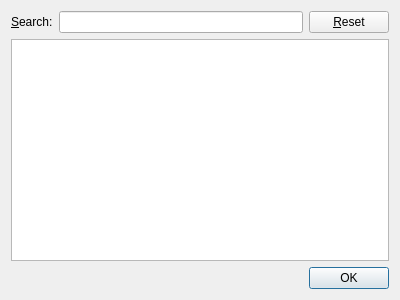
Qt form log_dialog.ui (hluk/traypost) before a commit.
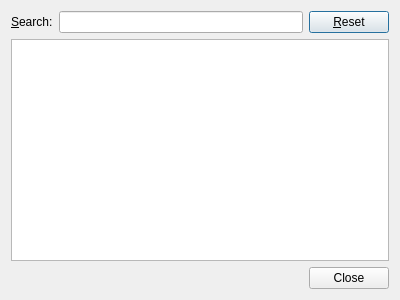
The same form after that commit.

Commit message: Close button instead of OK

What changed in the file:
```diff
--- a/log_dialog.ui
+++ b/log_dialog.ui
@@ -51,7 +51,7 @@
       <enum>Qt::Horizontal</enum>
      </property>
      <property name="standardButtons">
-      <set>QDialogButtonBox::Ok</set>
+      <set>QDialogButtonBox::Close</set>
      </property>
     </widget>
    </item>
```
The commit also changes 1 other file.
